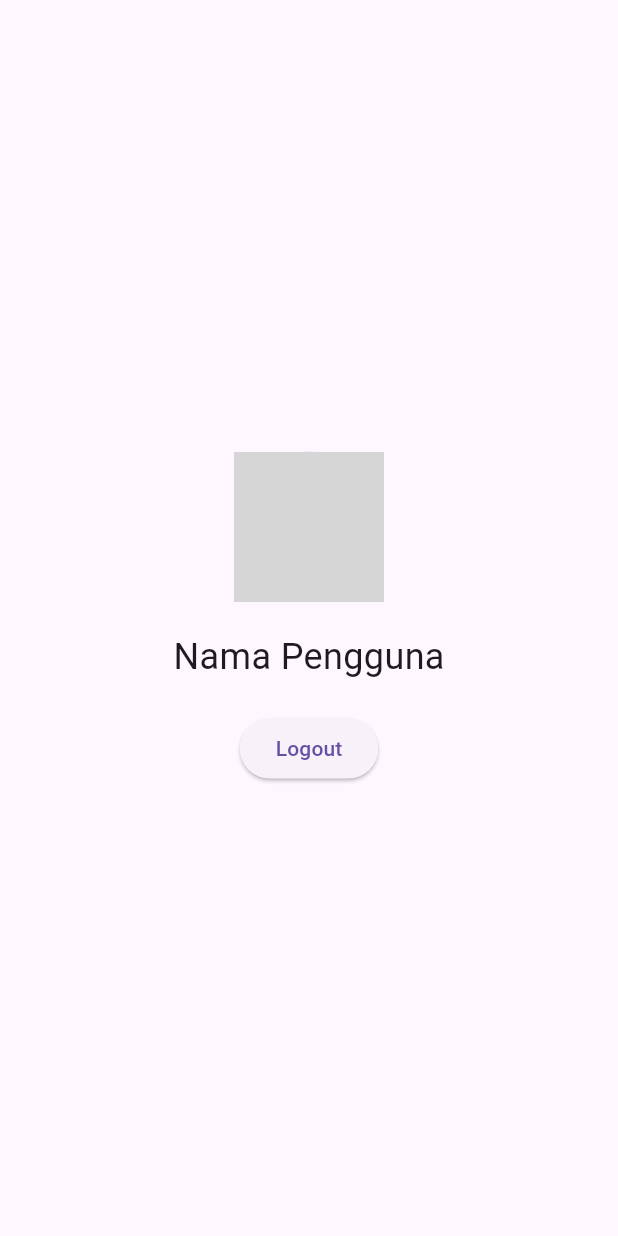
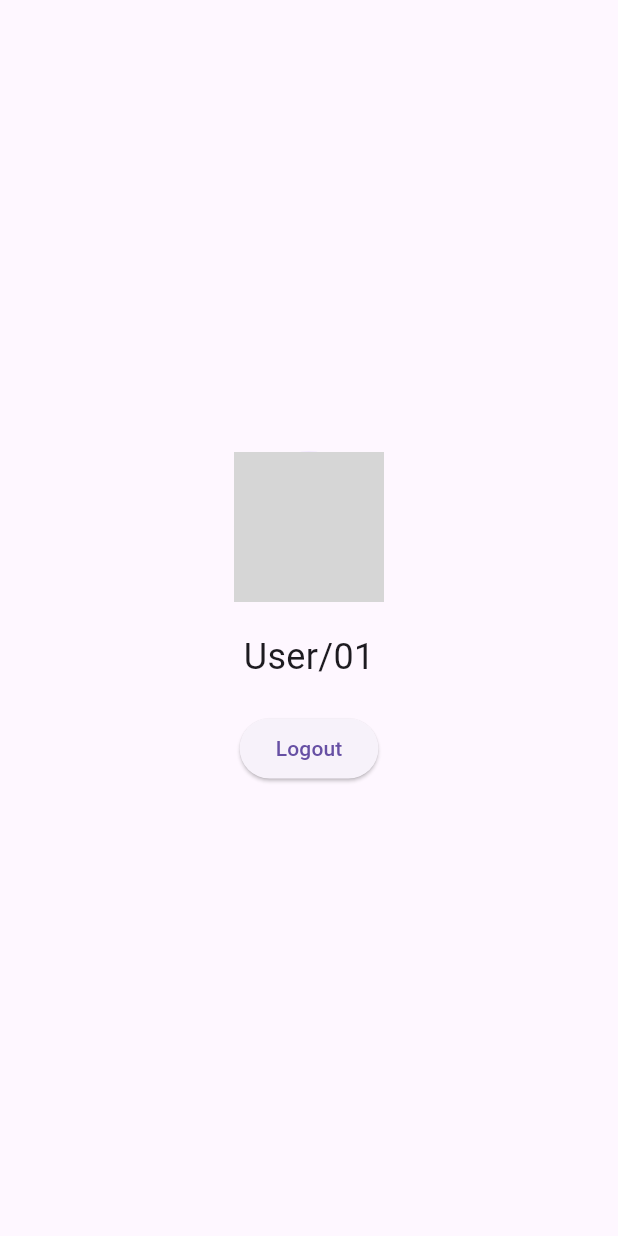
Before and after one commit to SIPalingMumet/Perpus_App, a Flutter app: the ProfilePage screen opened directly, on a phone screen of 412 x 824 dp. Run offline on Flutter 3.47's test engine with Material 3 defaults, Android fonts, the phone set to English and light mode, and no system bars; grey boxes are pictures that could not be loaded.

Commit message:
menambahkan logo spalsh screen dan profil

```diff
--- a/lib/profil_page.dart
+++ b/lib/profil_page.dart
@@ -10,11 +10,11 @@ class ProfilePage extends StatelessWidget {
           children: [
             CircleAvatar(
               radius: 50,
-              backgroundImage: AssetImage('assets/user.png'), // Ensure this image is available in assets folder
+              backgroundImage: AssetImage('assets/download(1).jpg'), // Ensure this image is available in assets folder
             ),
             SizedBox(height: 20),
             Text(
-              'Nama Pengguna',
+              'User/01',
               style: TextStyle(fontSize: 24),
             ),
             SizedBox(height: 20),
--- a/pubspec.yaml
+++ b/pubspec.yaml
@@ -60,6 +60,11 @@ flutter:
   # the material Icons class.
   uses-material-design: true
 
+  assets:
+   -assets/assets/download.jpg
+   -assets/assets/download(1).jpg
+
+
   # To add assets to your application, add an assets section, like this:
   # assets:
   #   - images/a_dot_burr.jpeg
```
Also changed, not shown: lib/splash.dart (+1 -8 lines), assets/download (1).jpg (added), assets/download.jpg (added).
